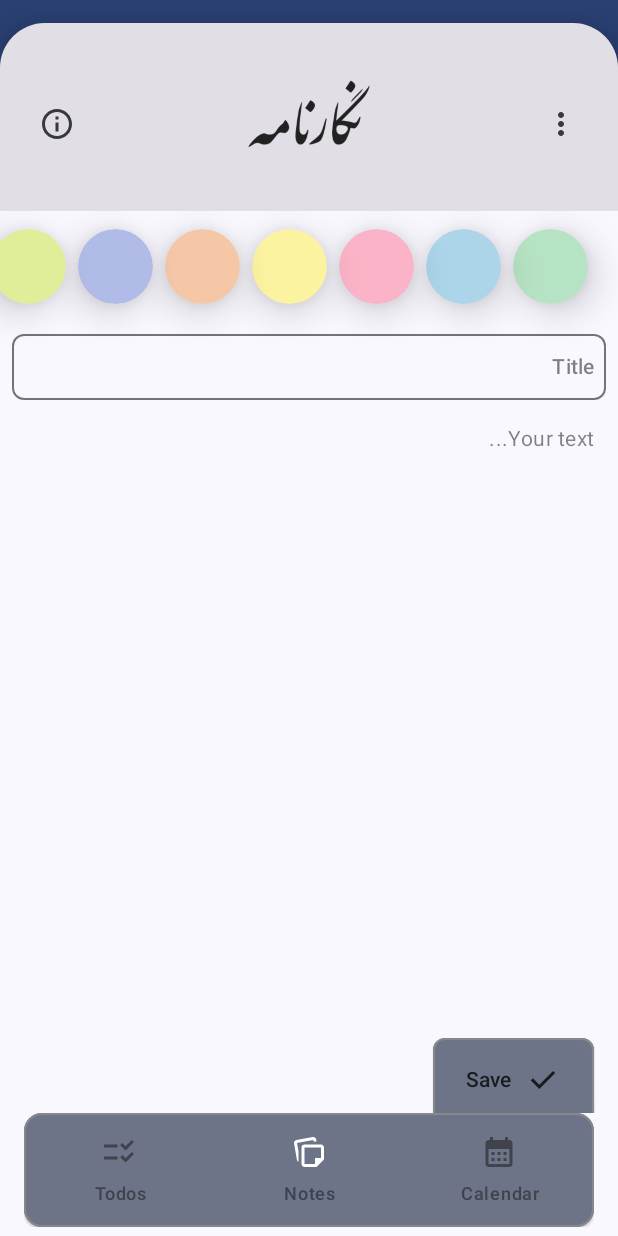
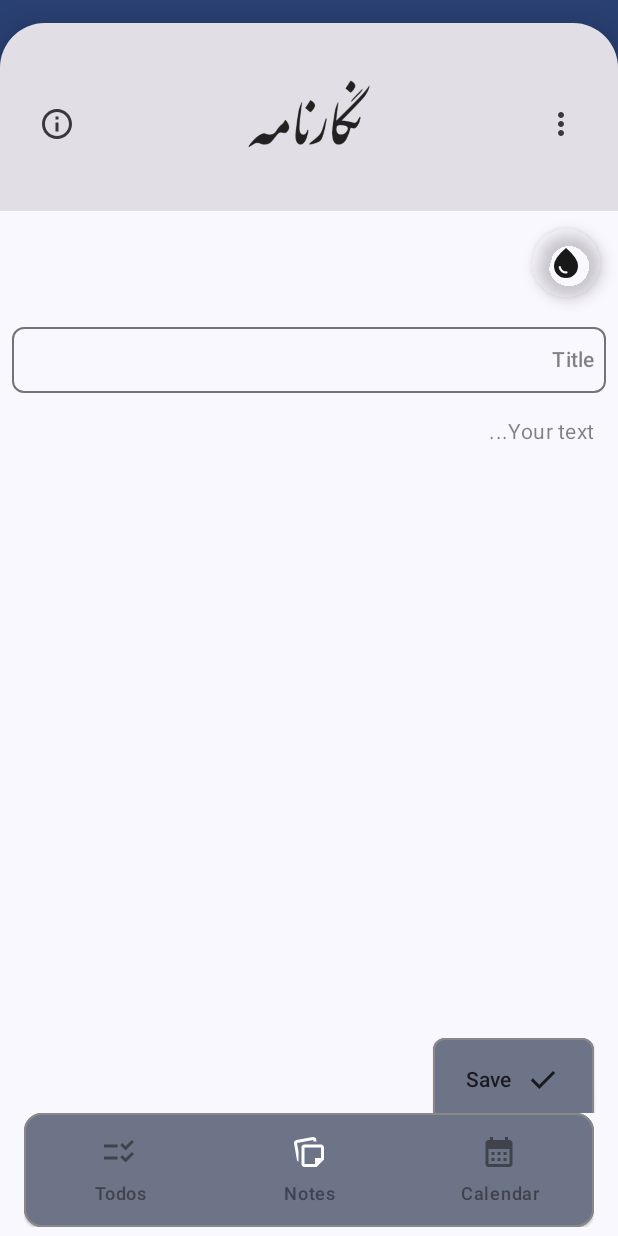
Before and after one commit to Borderliner/Negar, an Android app built with Jetpack Compose: the edit_notes screen opened through its navigation route, on a phone screen of 412 x 824 dp. Run offline under Robolectric (Android 15) with nearby library versions, the phone set to English and light mode, and no system bars; our stand-ins replace Room's generated code; libraries missing offline, so code that uses them is left out: com.mohamedrejeb.richeditor.

Commit message:
add: fancy color picker for note
Signed-off-by: Reza Hajianpour <hajianpour.mr@gmail.com>

```diff
--- a/app/src/main/java/meshki/studio/negarname/ui/screen/EditNotesScreen.kt
+++ b/app/src/main/java/meshki/studio/negarname/ui/screen/EditNotesScreen.kt
@@ -1,6 +1,9 @@
 package meshki.studio.negarname.ui.screen
 
 import android.annotation.SuppressLint
+import androidx.compose.animation.core.Animatable
+import androidx.compose.animation.core.FastOutSlowInEasing
+import androidx.compose.animation.core.tween
 import androidx.compose.foundation.background
 import androidx.compose.foundation.border
 import androidx.compose.foundation.clickable
@@ -8,27 +11,34 @@ import androidx.compose.foundation.layout.Arrangement
 import androidx.compose.foundation.layout.Box
 import androidx.compose.foundation.layout.Column
 import androidx.compose.foundation.layout.PaddingValues
+import androidx.compose.foundation.layout.Row
 import androidx.compose.foundation.layout.Spacer
 import androidx.compose.foundation.layout.defaultMinSize
 import androidx.compose.foundation.layout.fillMaxSize
 import androidx.compose.foundation.layout.fillMaxWidth
 import androidx.compose.foundation.layout.height
+import androidx.compose.foundation.layout.offset
 import androidx.compose.foundation.layout.padding
 import androidx.compose.foundation.layout.size
 import androidx.compose.foundation.lazy.LazyRow
 import androidx.compose.foundation.lazy.items
 import androidx.compose.foundation.lazy.rememberLazyListState
 import androidx.compose.foundation.shape.CircleShape
+import androidx.compose.material3.Card
+import androidx.compose.material3.CardDefaults
+import androidx.compose.material3.ElevatedCard
 import androidx.compose.material3.ExperimentalMaterial3Api
 import androidx.compose.material3.FabPosition
 import androidx.compose.material3.Icon
 import androidx.compose.material3.MaterialTheme
+import androidx.compose.material3.OutlinedCard
 import androidx.compose.material3.Scaffold
 import androidx.compose.material3.SnackbarHost
 import androidx.compose.material3.SnackbarHostState
 import androidx.compose.material3.Text
 import androidx.compose.runtime.Composable
 import androidx.compose.runtime.LaunchedEffect
+import androidx.compose.runtime.MutableState
 import androidx.compose.runtime.collectAsState
 import androidx.compose.runtime.getValue
 import androidx.compose.runtime.mutableStateOf
@@ -38,6 +48,7 @@ import androidx.compose.runtime.setValue
 import androidx.compose.ui.Alignment
 import androidx.compose.ui.Modifier
 import androidx.compose.ui.draw.clip
+import androidx.compose.ui.draw.scale
 import androidx.compose.ui.draw.shadow
 import androidx.compose.ui.graphics.Color
 import androidx.compose.ui.graphics.toArgb
@@ -56,9 +67,12 @@ import kotlinx.coroutines.launch
 import meshki.studio.negarname.R
 import meshki.studio.negarname.ui.element.BackPressHandler
 import meshki.studio.negarname.entity.Note
+import meshki.studio.negarname.entity.Tool
 import meshki.studio.negarname.entity.UiEvent
 import meshki.studio.negarname.ui.element.ActionButton
 import meshki.studio.negarname.ui.element.HintedTextField
+import meshki.studio.negarname.ui.element.PopupSection
+import meshki.studio.negarname.ui.element.Toolbox
 import meshki.studio.negarname.ui.theme.RoundedShapes
 import meshki.studio.negarname.util.LeftToRightLayout
 import meshki.studio.negarname.util.RightToLeftLayout
@@ -145,6 +159,39 @@ fun EditNotesScreenMain(
     val colorPaletteState = rememberLazyListState()
     var workInProgressAlertVisible by remember { mutableStateOf(false) }
 
+    val colorTool = remember { mutableStateOf(Tool("color")) }
+    val offsetAnimation = remember { mutableStateOf(Animatable(0f)) }
+
+    suspend fun openTool(tool: MutableState<Tool>, delay: Int = 0) {
+        tool.value.visibility.value = true
+        tool.value.animation.value.animateTo(
+            tool.value.animation.value.upperBound ?: Float.MAX_VALUE,
+            tween(320, delay, easing = FastOutSlowInEasing)
+        )
+    }
+
+    suspend fun closeTool(tool: MutableState<Tool>) {
+        tool.value.visibility.value = false
+        // Animated hide current Tool
+        tool.value.animation.value.snapTo(
+            tool.value.animation.value.lowerBound ?: 0f,
+        )
+    }
+
+    LaunchedEffect(colorTool.value.visibility.value) {
+        if (colorTool.value.visibility.value) {
+            offsetAnimation.value.animateTo(
+                80f,
+                tween(280, 0, easing = FastOutSlowInEasing)
+            )
+        } else {
+            offsetAnimation.value.animateTo(
+                offsetAnimation.value.lowerBound ?: 0f,
+                tween(300, 200, easing = FastOutSlowInEasing)
+            )
+        }
+    }
+
     LaunchedEffect(viewModel.eventFlow) {
         viewModel.eventFlow.collectLatest { event ->
             when (event) {
@@ -176,48 +223,36 @@ fun EditNotesScreenMain(
             .fillMaxSize()
             .background(Color.Transparent)
     ) {
-        LaunchedEffect(noteState.value.color) {
-            scope.launch {
-                delay(500)
-                if (noteState.value.color != 0) {
-                    colorPaletteState.animateScrollToItem(noteColorsArgb.indexOf(noteState.value.color))
-                }
-            }
-        }
-        LazyRow(
-            state = colorPaletteState,
+        Row(
             modifier = Modifier
                 .fillMaxWidth()
-                .padding(top = 12.dp),
-            contentPadding = PaddingValues(horizontal = 20.dp),
+                .padding(vertical = 12.dp, horizontal = 12.dp),
             horizontalArrangement = Arrangement.spacedBy(8.dp),
             verticalAlignment = Alignment.CenterVertically
         ) {
-            items(Note.colors) {
-                val colorInt = it.toArgb()
             Box(
                 modifier = Modifier
-                        .size(50.dp)
-                        .shadow(15.dp, CircleShape)
+                    .size(45.dp)
+                    .shadow(6.dp, CircleShape)
                     .clip(CircleShape)
-                        .background(it)
+                    .background(Color(noteState.value.color))
                     .clickable {
-                            viewModel.onEvent(
-                                EditNotesEvent.ColorChanged(colorInt)
-                            )
+                        scope.launch {
+                            if (colorTool.value.visibility.value) {
+                                closeTool(colorTool)
+                            } else {
+                                openTool(colorTool)
                             }
+                        }
+                    },
             ) {
-                    if (noteState.value.color == colorInt) {
                 Column(
-                            modifier = Modifier
-                                .size(50.dp)
-                                .clip(CircleShape)
-                                .border(1.dp, MaterialTheme.colorScheme.onBackground.copy(0.75f)),
+                    modifier = Modifier.fillMaxSize(),
                     horizontalAlignment = Alignment.CenterHorizontally,
                     verticalArrangement = Arrangement.Center
                 ) {
                     Icon(
-                                painterResource(R.drawable.vec_done),
+                        painterResource(R.drawable.water_drop),
                         //modifier = Modifier.background(Color.Black),
                         contentDescription = "",
                         tint = Color.Black.copy(0.9f)
@@ -226,13 +261,10 @@ fun EditNotesScreenMain(
             }
         }
 
-            }
-        }
-
-        Spacer(modifier = Modifier.height(12.dp))
-
         Column(
-            modifier = Modifier.padding(8.dp)
+            modifier = Modifier
+                .padding(8.dp)
+                .offset(0.dp, offsetAnimation.value.value.dp)
         ) {
             HintedTextField(
                 modifier = Modifier
@@ -297,4 +329,76 @@ fun EditNotesScreenMain(
             )
         }
     }
+
+    Toolbox(
+        colorTool.value.visibility.value,
+        colorTool.value.animation.value
+    ) {
+        PopupSection(
+            modifier = Modifier
+                .fillMaxWidth()
+                .padding(top = 8.dp),
+            topPadding = 60.dp,
+            offsetPercent = 0.07f,
+            color = MaterialTheme.colorScheme.secondaryContainer,
+        ) {
+            LaunchedEffect(noteState.value.color) {
+                scope.launch {
+                    delay(500)
+                    if (noteState.value.color != 0) {
+                        colorPaletteState.animateScrollToItem(noteColorsArgb.indexOf(noteState.value.color))
                     }
+                }
+            }
+            LazyRow(
+                state = colorPaletteState,
+                modifier = Modifier
+                    .fillMaxWidth(),
+                contentPadding = PaddingValues(horizontal = 20.dp, vertical = 12.dp),
+                horizontalArrangement = Arrangement.spacedBy(8.dp),
+                verticalAlignment = Alignment.CenterVertically
+            ) {
+                items(Note.colors) {
+                    val colorInt = it.toArgb()
+                    Box(
+                        modifier = Modifier
+                            .size(50.dp)
+                            .shadow(15.dp, CircleShape)
+                            .clip(CircleShape)
+                            .background(it)
+                            .clickable {
+                                viewModel.onEvent(
+                                    EditNotesEvent.ColorChanged(colorInt)
+                                )
+                            }
+                    ) {
+                        if (noteState.value.color == colorInt) {
+                            Column(
+                                modifier = Modifier
+                                    .size(50.dp)
+                                    .clip(CircleShape)
+                                    .background(it)
+                                    .border(
+                                        2.dp,
+                                        MaterialTheme.colorScheme.onBackground.copy(0.75f),
+                                        shape = CircleShape
+                                    ),
+                                horizontalAlignment = Alignment.CenterHorizontally,
+                                verticalArrangement = Arrangement.Center
+                            ) {
+                                Icon(
+                                    painterResource(R.drawable.vec_done),
+                                    //modifier = Modifier.background(Color.Black),
+                                    contentDescription = "",
+                                    modifier = Modifier.scale(1.2f, 1.2f),
+                                    tint = Color.Black.copy(0.75f)
+                                )
+                            }
+                        }
+                    }
+
+                }
+            }
+        }
+    }
+}
--- a/app/src/main/java/meshki/studio/negarname/ui/screen/NotesScreen.kt
+++ b/app/src/main/java/meshki/studio/negarname/ui/screen/NotesScreen.kt
@@ -146,7 +146,7 @@ fun NotesScreenMain(
             )
         } else {
             offsetAnimation.value.animateTo(offsetAnimation.value.lowerBound ?: 0f,
-                tween(320, 0, easing = FastOutSlowInEasing)
+                tween(300, 200, easing = FastOutSlowInEasing)
             )
         }
     }
--- /dev/null
+++ b/app/src/main/res/drawable/water_drop.xml
@@ -0,0 +1,9 @@
+<vector xmlns:android="http://schemas.android.com/apk/res/android"
+    android:width="24dp"
+    android:height="24dp"
+    android:viewportWidth="960"
+    android:viewportHeight="960">
+  <path
+      android:fillColor="#FF000000"
+      android:pathData="M491,760q12,-1 20.5,-9.5T520,730q0,-14 -9,-22.5t-23,-7.5q-41,3 -87,-22.5T343,585q-2,-11 -10.5,-18t-19.5,-7q-14,0 -23,10.5t-6,24.5q17,91 80,130t127,35ZM480,880q-137,0 -228.5,-94T160,552q0,-100 79.5,-217.5T480,80q161,137 240.5,254.5T800,552q0,140 -91.5,234T480,880Z"/>
+</vector>
```
Lines whose indentation alone changed are shown as unchanged.
